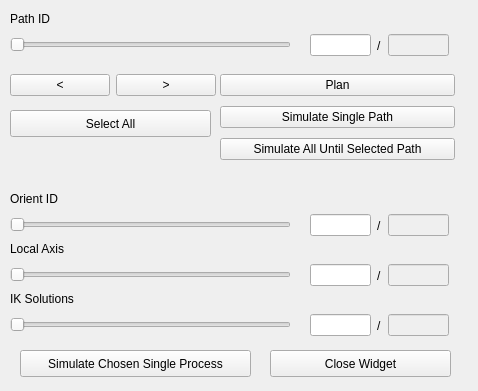
Old version of the form framefab_gui/src/uis/selection_widget.ui in the repository yijiangh/choreo.
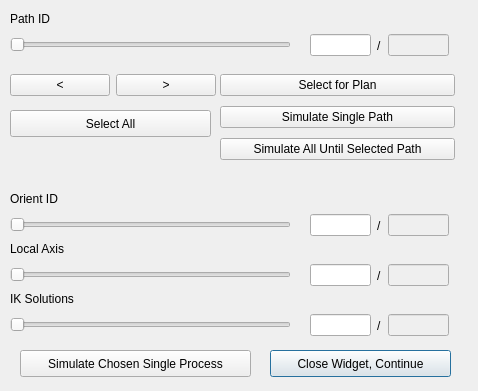
New version of the form.

Commit message: update selection widget enable mechanism, enabled in order.

The edit to the form file:
```diff
--- a/framefab_gui/src/uis/selection_widget.ui
+++ b/framefab_gui/src/uis/selection_widget.ui
@@ -123,7 +123,7 @@
     <item>
      <widget class="QPushButton" name="pushbutton_accept">
       <property name="text">
-       <string>Plan</string>
+       <string>Select for Plan</string>
       </property>
      </widget>
     </item>
@@ -385,8 +385,20 @@
      <height>27</height>
     </rect>
    </property>
+   <property name="autoFillBackground">
+    <bool>false</bool>
+   </property>
    <property name="text">
-    <string>Close Widget</string>
+    <string>Close Widget, Continue</string>
+   </property>
+   <property name="autoDefault">
+    <bool>false</bool>
+   </property>
+   <property name="default">
+    <bool>true</bool>
+   </property>
+   <property name="flat">
+    <bool>false</bool>
    </property>
   </widget>
  </widget>
```
Left out of the diff: 4 changed lines with no effect on the pictures. The commit also changes 3 other files.
